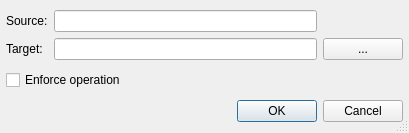
Qt form Plugins/VcsPlugins/vcsSubversion/SvnCopyDialog.ui (testmana2/test) before a commit.
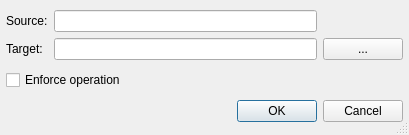
The same form after that commit.

Commit message: Corrected focus handling of the various copy dialogs. (transplanted from e131e4f5446b60b02fac886cac0029ee83179a6c)

```diff
--- a/Plugins/VcsPlugins/vcsSubversion/SvnCopyDialog.ui
+++ b/Plugins/VcsPlugins/vcsSubversion/SvnCopyDialog.ui
@@ -1,12 +1,12 @@
 <ui version="4.0" >
  <class>SvnCopyDialog</class>
- <widget class="QDialog" name="SvnCopyDialog" >
-  <property name="geometry" >
+ <widget class="QDialog" name="SvnCopyDialog">
+  <property name="geometry">
    <rect>
     <x>0</x>
     <y>0</y>
     <width>409</width>
-    <height>133</height>
+    <height>135</height>
    </rect>
   </property>
   <property name="windowTitle" >
@@ -101,7 +101,7 @@
    </item>
   </layout>
  </widget>
- <layoutdefault spacing="6" margin="6" />
+ <layoutdefault spacing="6" margin="6"/>
  <pixmapfunction>qPixmapFromMimeSource</pixmapfunction>
  <tabstops>
   <tabstop>targetEdit</tabstop>
```
Left out of the diff: 88 changed lines with no effect on the pictures. The commit also changes 2 other files.
